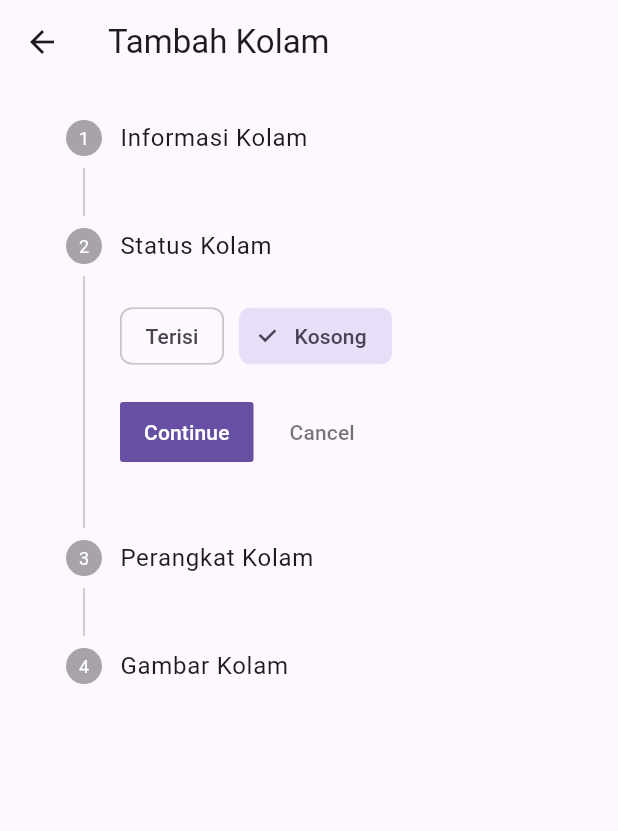
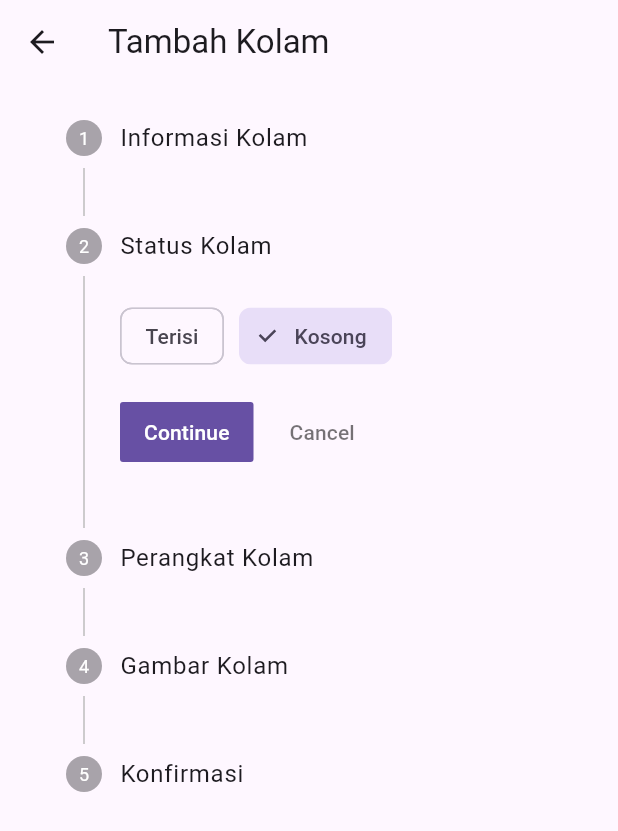
Before and after one commit to simodang/simodang-flutter, a Flutter app: the AddPondPage screen opened by its route, after a tap on "Continue", on a phone screen of 412 x 824 dp. Shown: the top 831 px of the screen. Run offline on Flutter 3.47's test engine with Material 3 defaults, Android fonts, the phone set to English and light mode, and no system bars; our stand-ins replace date_format, dio, firebase_auth, firebase_core, flutter_dotenv, flutter_secure_storage and 6 more; missing offline and left inert: qr_mobile_vision; accounts and stored records are empty; generated files the repository leaves out were written again; network calls fail.

Commit message:
feat(pond): add pond confirmation step

```diff
--- a/lib/views/add_pond/add_pond_controller.dart
+++ b/lib/views/add_pond/add_pond_controller.dart
@@ -11,7 +11,7 @@ class AddPondController extends GetxController {
   RxString imagePath = ''.obs;
 
   void nextStep() {
-    if (currentStep.value == 3) return;
+    if (currentStep.value == 4) return;
     currentStep.value++;
     update();
   }
@@ -19,6 +19,7 @@ class AddPondController extends GetxController {
   void previousStep() {
     if (currentStep.value == 0) return;
     if (currentStep.value == 2) setDeviceId('');
+    if (currentStep.value == 3) setImagePath('');
     currentStep.value--;
     update();
   }
--- a/lib/views/add_pond/add_pond_page.dart
+++ b/lib/views/add_pond/add_pond_page.dart
@@ -1,6 +1,7 @@
 import 'package:flutter/material.dart';
 import 'package:get/get.dart';
 import 'package:simodang_flutter/views/add_pond/add_pond_controller.dart';
+import 'package:simodang_flutter/views/widgets/steps/pond_confirm_step.dart';
 import 'package:simodang_flutter/views/widgets/steps/pond_device_step.dart';
 import 'package:simodang_flutter/views/widgets/steps/pond_image_step.dart';
 import 'package:simodang_flutter/views/widgets/steps/pond_info_step.dart';
@@ -60,6 +61,17 @@ class AddPondPage extends StatelessWidget {
                           setImagePath: controller.setImagePath,
                         ),
                       ),
+                      Step(
+                        title: const Text('Konfirmasi'),
+                        content: PondConfirmStep(
+                          name: controller.name.value,
+                          address: controller.address.value,
+                          city: controller.city.value,
+                          isFilled: controller.isFilled.value,
+                          deviceId: controller.deviceId.value,
+                          imagePath: controller.imagePath.value,
+                        ),
+                      )
                     ],
                   )
                 ],
--- /dev/null
+++ b/lib/views/widgets/label/column_label_widget.dart
@@ -0,0 +1,38 @@
+import 'package:flutter/material.dart';
+
+class ColumnLabelWidget extends StatelessWidget {
+  const ColumnLabelWidget({
+    super.key,
+    required this.label,
+    required this.value,
+  });
+
+  final String label;
+  final String value;
+
+  @override
+  Widget build(BuildContext context) {
+    return Align(
+      alignment: Alignment.centerLeft,
+      child: Column(
+        crossAxisAlignment: CrossAxisAlignment.start,
+        children: [
+          Text(
+            label,
+            style: const TextStyle(
+              fontSize: 14,
+              fontWeight: FontWeight.normal,
+            ),
+          ),
+          Text(
+            value,
+            style: const TextStyle(
+              fontSize: 16,
+              fontWeight: FontWeight.bold,
+            ),
+          )
+        ],
+      ),
+    );
+  }
+}
--- /dev/null
+++ b/lib/views/widgets/steps/pond_confirm_step.dart
@@ -0,0 +1,58 @@
+import 'package:flutter/material.dart';
+import 'package:simodang_flutter/views/widgets/label/column_label_widget.dart';
+
+class PondConfirmStep extends StatelessWidget {
+  const PondConfirmStep({
+    super.key,
+    required this.name,
+    required this.address,
+    required this.city,
+    required this.isFilled,
+    required this.deviceId,
+    required this.imagePath,
+  });
+
+  final String name;
+  final String address;
+  final String city;
+  final bool isFilled;
+  final String deviceId;
+  final String imagePath;
+
+  @override
+  Widget build(BuildContext context) {
+    return Column(
+      children: [
+        ColumnLabelWidget(
+          label: 'Nama',
+          value: name,
+        ),
+        const SizedBox(height: 10),
+        ColumnLabelWidget(
+          label: 'Alamat',
+          value: address,
+        ),
+        const SizedBox(height: 10),
+        ColumnLabelWidget(
+          label: 'Kota',
+          value: city,
+        ),
+        const SizedBox(height: 10),
+        ColumnLabelWidget(
+          label: 'Status',
+          value: isFilled ? 'Terisi' : 'Kosong',
+        ),
+        const SizedBox(height: 10),
+        ColumnLabelWidget(
+          label: 'Perangkat',
+          value: deviceId == '' ? 'Tidak ada' : deviceId,
+        ),
+        const SizedBox(height: 10),
+        ColumnLabelWidget(
+          label: 'Gambar',
+          value: imagePath == '' ? 'Tidak Terpasang' : 'Terpasang',
+        ),
+      ],
+    );
+  }
+}
```
